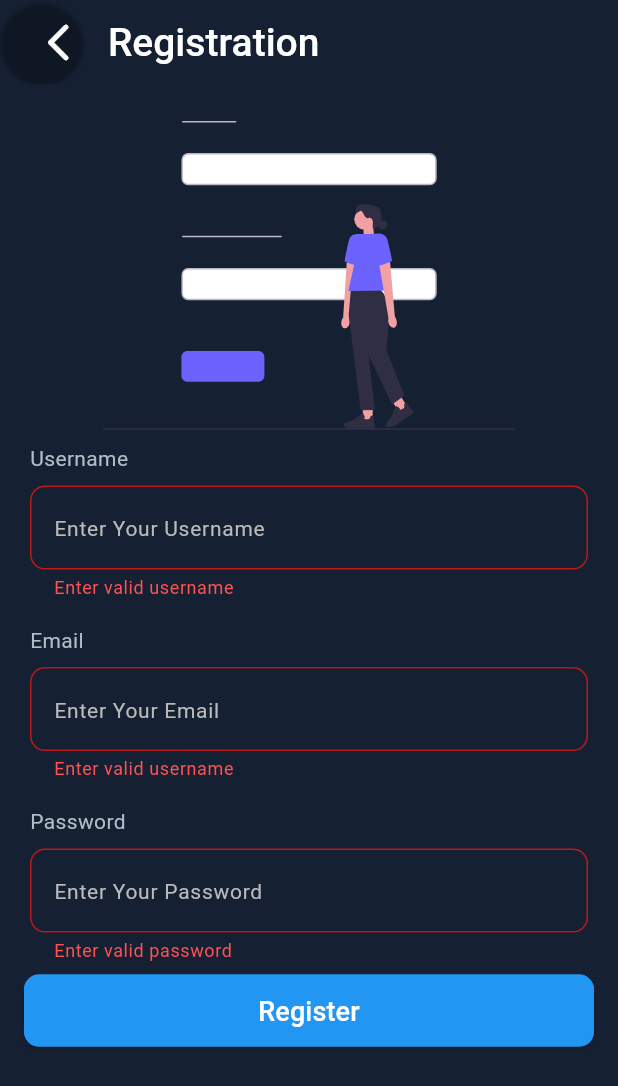
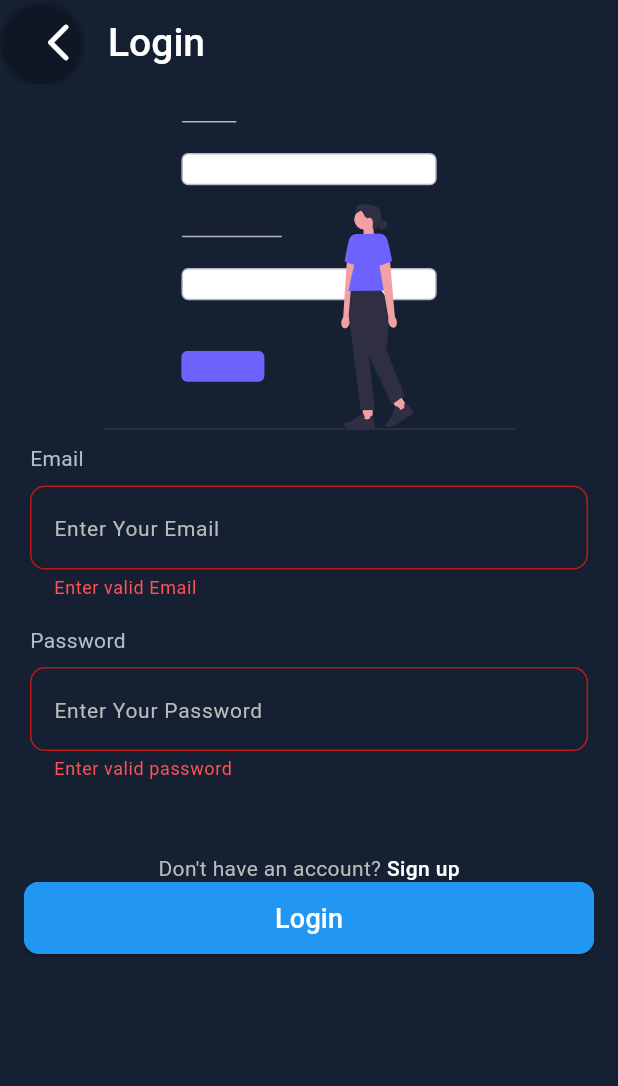
Before and after one commit to AtharvKhamkar/Lets_chat_app, a Flutter app: the screen it shows after launch, on a phone screen of 412 x 824 dp. Shown: the top 1086 px of the screen. Run offline on Flutter 3.47's test engine with Material 3 defaults, Android fonts, the phone set to English and light mode, and no system bars; our stand-ins replace dio, flutter_svg, get, get_it, shared_preferences, socket_io_client; Roboto replaces fonts that are missing (SF Pro).

Commit message:
feat: Added Shared Prefernces Service.

```diff
--- a/lib/Routes/app_router.dart
+++ b/lib/Routes/app_router.dart
@@ -1,14 +1,16 @@
 import 'package:get/get_navigation/get_navigation.dart';
 import 'package:lets_chat/controller/auth_controller.dart';
 import 'package:lets_chat/screens/home_page.dart';
+import 'package:lets_chat/screens/login_page.dart';
 import 'package:lets_chat/screens/registration_page.dart';
 
 class AppRouter {
   AppRouter._();
-  static const initial = '/registration';
+  static const initial = '/login';
   static final routes = [
     GetPage(name: '/home-screen', page: () => const HomePage(),binding: AuthBinding()),
     GetPage(name: '/registration', page: () => const RegistrationPage(),binding: AuthBinding()),
+    GetPage(name: '/login', page: () => const LoginPage(),binding: AuthBinding()),
 
   ];
 }
--- a/lib/constants/constants.dart
+++ b/lib/constants/constants.dart
@@ -1,3 +1,3 @@
 class Constants {
-  static const BASE_URL = 'http://localhost:2525/v1/';
+  static const BASE_URL = 'https://lets-chat-backend-5wa8.onrender.com/v1/';
 }
--- /dev/null
+++ b/lib/screens/login_page.dart
@@ -0,0 +1,116 @@
+import 'package:flutter/material.dart';
+import 'package:flutter_svg/svg.dart';
+import 'package:get/get.dart';
+import 'package:get_it/get_it.dart';
+import 'package:lets_chat/controller/auth_controller.dart';
+import 'package:lets_chat/services/shared_preference_service.dart';
+import 'package:lets_chat/utils/text_styles.dart';
+import 'package:lets_chat/utils/validation.dart';
+import 'package:lets_chat/widgets/custom_appbar.dart';
+import 'package:lets_chat/widgets/custom_form_button.dart';
+import 'package:lets_chat/widgets/custom_input_field.dart';
+
+class LoginPage extends StatefulWidget {
+  const LoginPage({super.key});
+
+  @override
+  State<LoginPage> createState() => _LoginPageState();
+}
+
+class _LoginPageState extends State<LoginPage> {
+  final GetIt _getIt = GetIt.instance;
+  var loginFormKey = GlobalKey<FormState>();
+  late SharedPreferenceService _sharedPref;
+
+  @override
+  void initState(){
+    // TODO: implement initState
+    initializeSharedPreferences();
+  }
+
+  Future<void> initializeSharedPreferences()async{
+    _sharedPref = await _getIt.getAsync<SharedPreferenceService>();
+
+  }
+  @override
+  Widget build(BuildContext context) {
+    return GetBuilder<AuthController>(
+      builder: (controller) {
+        return Scaffold(
+          appBar: const CustomAppBar(title: 'Login'),
+          body: Padding(
+          padding: EdgeInsets.symmetric(vertical: Get.height * 0.03,horizontal: 16),
+          child: Column(
+            children: [
+              SvgPicture.asset('assets/Images/registration.svg',
+                height: Get.height * 0.25,
+                ),
+                Form(
+                  key: loginFormKey,
+                  child: Expanded(
+                    child: Column(
+                      children: [
+                       CustomInputField2(
+                          controller: controller.emailController,
+                          inputType: TextInputType.text,
+                          hintText: 'Enter Your Email',
+                          label: 'Email',
+                          validator: (value) {
+                            AppValidatorUtil.validateEmail(value);
+                          },
+                          autoValidateMode: AutovalidateMode.onUserInteraction,
+                          errorMessage: 'Enter valid Email',
+                          listOfAutofill: const [AutofillHints.email],
+                        ),
+                         CustomInputField2(
+                          controller: controller.passwordController,
+                          inputType: TextInputType.text,
+                          hintText: 'Enter Your Password',
+                          label: 'Password',
+                          validator: (value) {
+                            AppValidatorUtil.validateEmpty(
+                                    value: value, message: 'Password');
+                          },
+                          autoValidateMode: AutovalidateMode.onUserInteraction,
+                          errorMessage: 'Enter valid password',
+                          listOfAutofill: const [AutofillHints.password],
+                        ),
+                        SizedBox(
+                          height: Get.height * 0.05,
+                        ),
+                        Row(
+                          mainAxisAlignment: MainAxisAlignment.center,
+                          children: [
+                            const Text("Don't have an account? ",style: TextStyles.textFieldHintText),
+                            GestureDetector(
+                              onTap: (){
+                                Get.toNamed('/registration');
+                              },
+                              child: Text('Sign up',style: TextStyles.textFieldHintText.copyWith(
+                                fontWeight: FontWeight.w500,
+                                color: Colors.white
+                              ),),
+                            )
+                          ],
+                        ),
+                        const Spacer(),
+                        CustomFormButton(innerText: 'Login', onPressed: () async{
+                         Future<bool> isPrefProcessSuccess =  _sharedPref.saveUserLoginDetails(controller.emailController.text, controller.usernameController.text);
+                          if(await isPrefProcessSuccess){
+                            controller.login();
+                            controller.reset();
+                          }
+                        })
+                      ],
+                    ),
+                  ),
+                )
+            ],
+          ),
+          ),
+
+        );
+      }
+    );
+  }
+}
--- a/lib/services/chat_service.dart
+++ b/lib/services/chat_service.dart
@@ -5,7 +5,7 @@ class ChatService {
 
   void connect() {
     socket = IO.io(
-        'ws://10.0.2.2:2525',
+        'https://lets-chat-backend-5wa8.onrender.com',
         IO.OptionBuilder().setTransports(['websocket']).setExtraHeaders(
             {'autoconnect': false}).build());
     socket!.connect();
--- /dev/null
+++ b/lib/services/shared_preference_service.dart
@@ -0,0 +1,46 @@
+
+import 'package:flutter/material.dart';
+import 'package:shared_preferences/shared_preferences.dart';
+
+class SharedPreferenceService {
+  final String SERVICE_NAME = 'SHARED_PREFERENCES_SERVICE';
+  SharedPreferences? prefs;
+
+  SharedPreferenceService._();
+
+  static Future<SharedPreferenceService> getInstance() async{
+    SharedPreferenceService instance = SharedPreferenceService._();
+    instance.prefs = await SharedPreferences.getInstance();
+    return instance;
+  }
+
+  static const String isLoggedInKey = 'is_logged_in';
+  static const String userIdKey = 'user_id';
+  static const String userNameKey = 'user_name';
+  static const String emailKey = 'email';
+
+  //Function to save user details after the login
+  Future<bool> saveUserLoginDetails( String user_name, String email)async{
+    const String FUNCTION_NAME = 'SAVE_USER_LOGIN_DETAILS';
+
+    try {
+      await prefs!.setString(userNameKey, user_name);
+      await prefs!.setString(emailKey, email);
+      await prefs!.setBool(isLoggedInKey, true);
+      return true;
+    } catch (e) {
+      debugPrint('Error in the $SERVICE_NAME :: $FUNCTION_NAME :: $e');
+      return false;
+    }
+  }
+
+  //Function to check user is logged in or not
+  Future<bool> isLoggedIn()async{
+    return prefs?.getBool(isLoggedInKey) ?? false;
+  }
+
+  //Function to clean all user data
+  Future<void> clearUserData() async{
+    await prefs!.clear();
+  }
+}
--- a/lib/utils/util_functions.dart
+++ b/lib/utils/util_functions.dart
@@ -1,8 +1,10 @@
 import 'package:get_it/get_it.dart';
 import 'package:lets_chat/services/chat_service.dart';
+import 'package:lets_chat/services/shared_preference_service.dart';
 
 Future<void> registerServices() async {
   final GetIt getIt = GetIt.instance;
 
-  getIt.registerSingleton<ChatService>(ChatService());
+  getIt.registerLazySingleton<ChatService>(() => ChatService());
+  getIt.registerLazySingletonAsync<SharedPreferenceService>(()async => await SharedPreferenceService.getInstance());
 }
--- a/pubspec.yaml
+++ b/pubspec.yaml
@@ -39,6 +39,7 @@ dependencies:
   get: ^4.6.6
   flutter_svg: ^2.0.10+1
   dio: ^5.7.0
+  shared_preferences: ^2.3.2
 
 dev_dependencies:
   flutter_test:
```
Also changed, not shown: lib/controller/auth_controller.dart (+21 -0 lines), lib/repository/auth_repository.dart (+27 -1 lines), lib/screens/home_page.dart (+17 -1 lines), lib/services/api_client_service.dart (+16 -3 lines), pubspec.lock, 10 other files.
